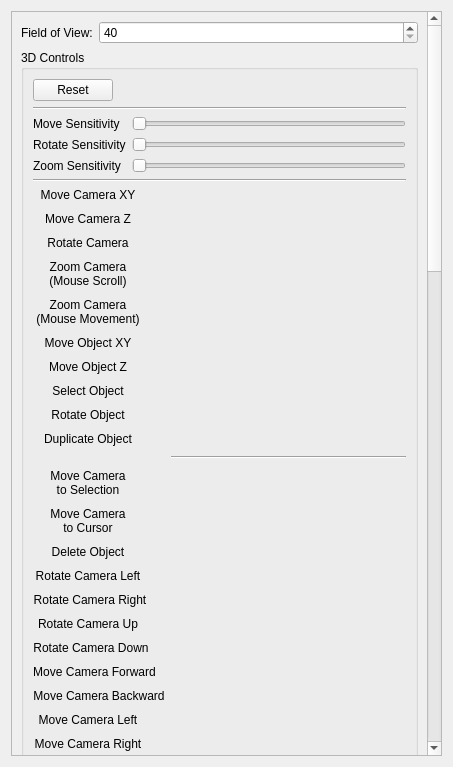
Qt form ui/widgets/settings/module_designer.ui (NickHugi/PyKotor) before a commit.
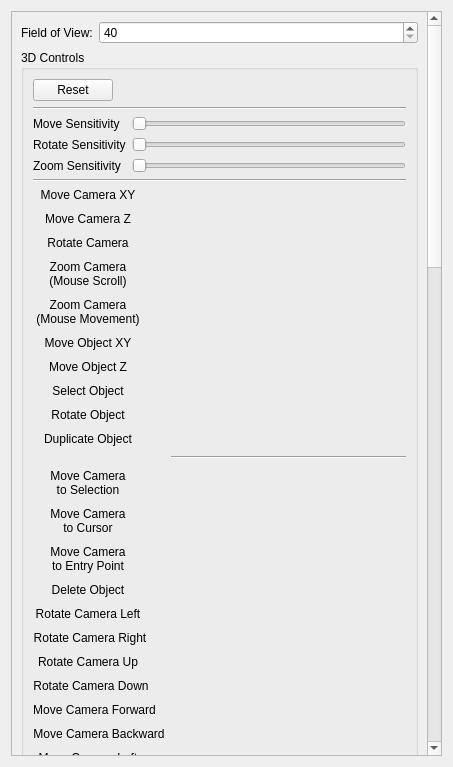
The same form after that commit. Custom widgets are drawn as their Qt base class.

Commit message: Add keybind to jump camera to entry point

```diff
--- a/ui/widgets/settings/module_designer.ui
+++ b/ui/widgets/settings/module_designer.ui
@@ -25,7 +25,7 @@
         <x>0</x>
         <y>-145</y>
         <width>416</width>
-        <height>2151</height>
+        <height>2189</height>
        </rect>
       </property>
       <layout class="QVBoxLayout" name="verticalLayout">
@@ -415,7 +415,7 @@
               </property>
              </widget>
             </item>
-            <item row="13" column="0">
+            <item row="14" column="0">
              <widget class="QLabel" name="label_7">
               <property name="minimumSize">
                <size>
@@ -439,10 +439,10 @@
               </property>
              </widget>
             </item>
-            <item row="13" column="1">
+            <item row="14" column="1">
              <widget class="SetBindWidget" name="deleteObject3dBindEdit" native="true"/>
             </item>
-            <item row="14" column="0">
+            <item row="15" column="0">
              <widget class="QLabel" name="label_46">
               <property name="minimumSize">
                <size>
@@ -466,10 +466,10 @@
               </property>
              </widget>
             </item>
-            <item row="14" column="1">
+            <item row="15" column="1">
              <widget class="SetBindWidget" name="rotateCameraLeft3dBindEdit" native="true"/>
             </item>
-            <item row="15" column="0">
+            <item row="16" column="0">
              <widget class="QLabel" name="label_47">
               <property name="minimumSize">
                <size>
@@ -493,10 +493,10 @@
               </property>
              </widget>
             </item>
-            <item row="15" column="1">
+            <item row="16" column="1">
              <widget class="SetBindWidget" name="rotateCameraRight3dBindEdit" native="true"/>
             </item>
-            <item row="16" column="0">
+            <item row="17" column="0">
              <widget class="QLabel" name="label_48">
               <property name="minimumSize">
                <size>
@@ -520,10 +520,10 @@
               </property>
              </widget>
             </item>
-            <item row="16" column="1">
+            <item row="17" column="1">
              <widget class="SetBindWidget" name="rotateCameraUp3dBindEdit" native="true"/>
             </item>
-            <item row="17" column="0">
+            <item row="18" column="0">
              <widget class="QLabel" name="label_49">
               <property name="minimumSize">
                <size>
@@ -547,10 +547,10 @@
               </property>
              </widget>
             </item>
-            <item row="17" column="1">
+            <item row="18" column="1">
              <widget class="SetBindWidget" name="rotateCameraDown3dBindEdit" native="true"/>
             </item>
-            <item row="18" column="0">
+            <item row="19" column="0">
              <widget class="QLabel" name="label_50">
               <property name="minimumSize">
                <size>
@@ -574,10 +574,10 @@
               </property>
              </widget>
             </item>
-            <item row="18" column="1">
+            <item row="19" column="1">
              <widget class="SetBindWidget" name="moveCameraForward3dBindEdit" native="true"/>
             </item>
-            <item row="19" column="0">
+            <item row="20" column="0">
              <widget class="QLabel" name="label_51">
               <property name="minimumSize">
                <size>
@@ -601,10 +601,10 @@
               </property>
              </widget>
             </item>
-            <item row="19" column="1">
+            <item row="20" column="1">
              <widget class="SetBindWidget" name="moveCameraBackward3dBindEdit" native="true"/>
             </item>
-            <item row="20" column="0">
+            <item row="21" column="0">
              <widget class="QLabel" name="label_53">
               <property name="minimumSize">
                <size>
@@ -628,10 +628,10 @@
               </property>
              </widget>
             </item>
-            <item row="20" column="1">
+            <item row="21" column="1">
              <widget class="SetBindWidget" name="moveCameraLeft3dBindEdit" native="true"/>
             </item>
-            <item row="21" column="0">
+            <item row="22" column="0">
              <widget class="QLabel" name="label_52">
               <property name="minimumSize">
                <size>
@@ -655,10 +655,10 @@
               </property>
              </widget>
             </item>
-            <item row="21" column="1">
+            <item row="22" column="1">
              <widget class="SetBindWidget" name="moveCameraRight3dBindEdit" native="true"/>
             </item>
-            <item row="22" column="0">
+            <item row="23" column="0">
              <widget class="QLabel" name="label_54">
               <property name="minimumSize">
                <size>
@@ -682,10 +682,10 @@
               </property>
              </widget>
             </item>
-            <item row="22" column="1">
+            <item row="23" column="1">
              <widget class="SetBindWidget" name="moveCameraUp3dBindEdit" native="true"/>
             </item>
-            <item row="23" column="0">
+            <item row="24" column="0">
              <widget class="QLabel" name="label_55">
               <property name="minimumSize">
                <size>
@@ -709,10 +709,10 @@
               </property>
              </widget>
             </item>
-            <item row="23" column="1">
+            <item row="24" column="1">
              <widget class="SetBindWidget" name="moveCameraDown3dBindEdit" native="true"/>
             </item>
-            <item row="24" column="0">
+            <item row="25" column="0">
              <widget class="QLabel" name="label_56">
               <property name="minimumSize">
                <size>
@@ -736,10 +736,10 @@
               </property>
              </widget>
             </item>
-            <item row="24" column="1">
+            <item row="25" column="1">
              <widget class="SetBindWidget" name="zoomCameraIn3dBindEdit" native="true"/>
             </item>
-            <item row="25" column="0">
+            <item row="26" column="0">
              <widget class="QLabel" name="label_57">
               <property name="minimumSize">
                <size>
@@ -763,7 +763,7 @@
               </property>
              </widget>
             </item>
-            <item row="25" column="1">
+            <item row="26" column="1">
              <widget class="SetBindWidget" name="zoomCameraOut3dBindEdit" native="true"/>
             </item>
             <item row="11" column="0">
@@ -849,6 +849,34 @@
             <item row="12" column="1">
              <widget class="SetBindWidget" name="moveCameraToCursor3dBindEdit" native="true"/>
             </item>
+            <item row="13" column="0">
+             <widget class="QLabel" name="label_70">
+              <property name="minimumSize">
+               <size>
+                <width>110</width>
+                <height>0</height>
+               </size>
+              </property>
+              <property name="toolTip">
+               <string>Reacts to keyboard input.</string>
+              </property>
+              <property name="styleSheet">
+               <string notr="true">QLabel:hover {
+	color: #555;
+}</string>
+              </property>
+              <property name="text">
+               <string>Move Camera
+to Entry Point</string>
+              </property>
+              <property name="alignment">
+               <set>Qt::AlignCenter</set>
+              </property>
+             </widget>
+            </item>
+            <item row="13" column="1">
+             <widget class="SetBindWidget" name="moveCameraToEntryPoint3dBindEdit" native="true"/>
+            </item>
            </layout>
           </item>
          </layout>
```
The commit also changes 3 other files.
